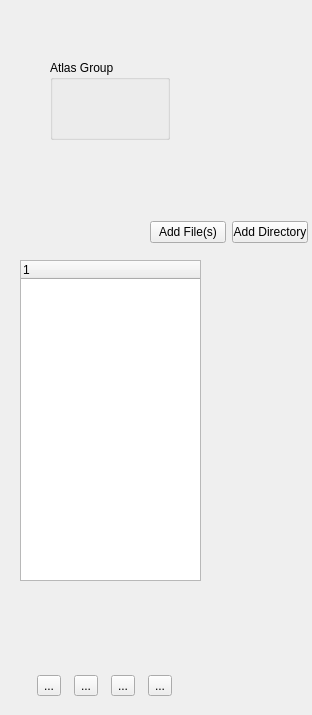
Above: DesignerTool/src/WidgetAtlas.ui from GameOverture/HarmonyEngine before the change. Below: the same form after it.
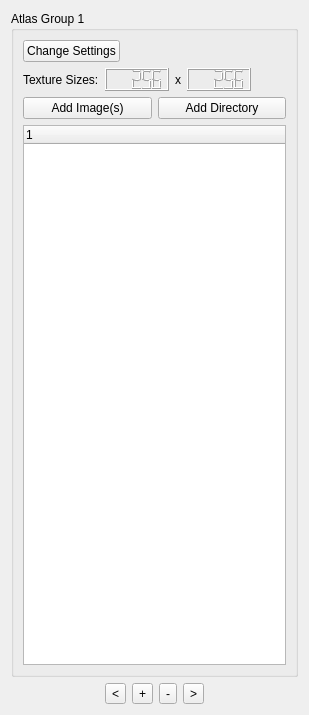
That is the form after the change.

Commit message: Staging changes for new atlas generation (using groups)

Diff of the .ui file:
```diff
--- a/DesignerTool/src/WidgetAtlas.ui
+++ b/DesignerTool/src/WidgetAtlas.ui
@@ -6,107 +6,203 @@
    <rect>
     <x>0</x>
     <y>0</y>
-    <width>312</width>
+    <width>309</width>
     <height>715</height>
    </rect>
   </property>
   <property name="windowTitle">
    <string>Form</string>
   </property>
-  <widget class="QWidget" name="layoutWidget">
-   <property name="geometry">
-    <rect>
-     <x>150</x>
-     <y>220</y>
-     <width>158</width>
-     <height>25</height>
-    </rect>
-   </property>
-   <layout class="QHBoxLayout" name="horizontalLayout_2">
-    <item>
-     <widget class="QPushButton" name="btnAddFiles">
-      <property name="text">
-       <string>Add File(s)</string>
-      </property>
-     </widget>
-    </item>
-    <item>
-     <widget class="QPushButton" name="btnAddDir">
-      <property name="text">
-       <string>Add Directory</string>
-      </property>
-     </widget>
-    </item>
-   </layout>
-  </widget>
-  <widget class="QGroupBox" name="groupBox">
-   <property name="geometry">
-    <rect>
-     <x>50</x>
-     <y>60</y>
-     <width>120</width>
-     <height>80</height>
-    </rect>
-   </property>
-   <property name="title">
-    <string>Atlas Group</string>
-   </property>
-  </widget>
-  <widget class="QWidget" name="">
-   <property name="geometry">
-    <rect>
-     <x>30</x>
-     <y>670</y>
-     <width>151</width>
-     <height>31</height>
-    </rect>
-   </property>
-   <layout class="QHBoxLayout" name="horizontalLayout">
-    <item>
-     <widget class="QToolButton" name="toolButton_8">
-      <property name="text">
-       <string>...</string>
-      </property>
-     </widget>
-    </item>
-    <item>
-     <widget class="QToolButton" name="toolButton_7">
-      <property name="text">
-       <string>...</string>
-      </property>
-     </widget>
-    </item>
-    <item>
-     <widget class="QToolButton" name="toolButton_6">
-      <property name="text">
-       <string>...</string>
-      </property>
-     </widget>
-    </item>
-    <item>
-     <widget class="QToolButton" name="toolButton_5">
-      <property name="text">
-       <string>...</string>
-      </property>
-     </widget>
-    </item>
-   </layout>
-  </widget>
-  <widget class="QTreeWidget" name="frameList">
-   <property name="geometry">
-    <rect>
-     <x>20</x>
-     <y>260</y>
-     <width>181</width>
-     <height>321</height>
-    </rect>
-   </property>
-   <column>
-    <property name="text">
-     <string notr="true">1</string>
-    </property>
-   </column>
-  </widget>
+  <layout class="QVBoxLayout" name="verticalLayout_2">
+   <item>
+    <widget class="QGroupBox" name="groupBox">
+     <property name="title">
+      <string>Atlas Group 1</string>
+     </property>
+     <property name="checkable">
+      <bool>false</bool>
+     </property>
+     <layout class="QVBoxLayout" name="verticalLayout">
+      <item>
+       <layout class="QHBoxLayout" name="horizontalLayout_4">
+        <item>
+         <widget class="QPushButton" name="btnSettings">
+          <property name="text">
+           <string>Change Settings</string>
+          </property>
+         </widget>
+        </item>
+        <item>
+         <spacer name="horizontalSpacer">
+          <property name="orientation">
+           <enum>Qt::Horizontal</enum>
+          </property>
+          <property name="sizeHint" stdset="0">
+           <size>
+            <width>40</width>
+            <height>20</height>
+           </size>
+          </property>
+         </spacer>
+        </item>
+       </layout>
+      </item>
+      <item>
+       <layout class="QFormLayout" name="formLayout">
+        <item row="0" column="0">
+         <widget class="QLabel" name="label">
+          <property name="text">
+           <string>Texture Sizes:</string>
+          </property>
+         </widget>
+        </item>
+        <item row="0" column="1">
+         <layout class="QHBoxLayout" name="horizontalLayout_3">
+          <item>
+           <widget class="QLCDNumber" name="lcdTextureWidth">
+            <property name="frameShape">
+             <enum>QFrame::Box</enum>
+            </property>
+            <property name="smallDecimalPoint">
+             <bool>false</bool>
+            </property>
+            <property name="segmentStyle">
+             <enum>QLCDNumber::Filled</enum>
+            </property>
+            <property name="intValue" stdset="0">
+             <number>256</number>
+            </property>
+           </widget>
+          </item>
+          <item>
+           <widget class="QLabel" name="label_2">
+            <property name="text">
+             <string>x</string>
+            </property>
+           </widget>
+          </item>
+          <item>
+           <widget class="QLCDNumber" name="lcdTextureHeight">
+            <property name="frameShape">
+             <enum>QFrame::Box</enum>
+            </property>
+            <property name="smallDecimalPoint">
+             <bool>false</bool>
+            </property>
+            <property name="segmentStyle">
+             <enum>QLCDNumber::Filled</enum>
+            </property>
+            <property name="intValue" stdset="0">
+             <number>256</number>
+            </property>
+           </widget>
+          </item>
+          <item>
+           <spacer name="horizontalSpacer_3">
+            <property name="orientation">
+             <enum>Qt::Horizontal</enum>
+            </property>
+            <property name="sizeHint" stdset="0">
+             <size>
+              <width>40</width>
+              <height>20</height>
+             </size>
+            </property>
+           </spacer>
+          </item>
+         </layout>
+        </item>
+       </layout>
+      </item>
+      <item>
+       <layout class="QHBoxLayout" name="horizontalLayout_2">
+        <item>
+         <widget class="QPushButton" name="btnAddFiles">
+          <property name="text">
+           <string>Add Image(s)</string>
+          </property>
+         </widget>
+        </item>
+        <item>
+         <widget class="QPushButton" name="btnAddDir">
+          <property name="text">
+           <string>Add Directory</string>
+          </property>
+         </widget>
+        </item>
+       </layout>
+      </item>
+      <item>
+       <widget class="QTreeWidget" name="atlasList">
+        <column>
+         <property name="text">
+          <string notr="true">1</string>
+         </property>
+        </column>
+       </widget>
+      </item>
+     </layout>
+    </widget>
+   </item>
+   <item>
+    <layout class="QHBoxLayout" name="horizontalLayout">
+     <item>
+      <spacer name="horizontalSpacer_2">
+       <property name="orientation">
+        <enum>Qt::Horizontal</enum>
+       </property>
+       <property name="sizeHint" stdset="0">
+        <size>
+         <width>40</width>
+         <height>20</height>
+        </size>
+       </property>
+      </spacer>
+     </item>
+     <item>
+      <widget class="QToolButton" name="btnPrevGroup">
+       <property name="text">
+        <string>&lt;</string>
+       </property>
+      </widget>
+     </item>
+     <item>
+      <widget class="QToolButton" name="btnAddGroup">
+       <property name="text">
+        <string>+</string>
+       </property>
+      </widget>
+     </item>
+     <item>
+      <widget class="QToolButton" name="btnDeleteGroup">
+       <property name="text">
+        <string>-</string>
+       </property>
+      </widget>
+     </item>
+     <item>
+      <widget class="QToolButton" name="btnNextGroup">
+       <property name="text">
+        <string>&gt;</string>
+       </property>
+      </widget>
+     </item>
+     <item>
+      <spacer name="horizontalSpacer_4">
+       <property name="orientation">
+        <enum>Qt::Horizontal</enum>
+       </property>
+       <property name="sizeHint" stdset="0">
+        <size>
+         <width>40</width>
+         <height>20</height>
+        </size>
+       </property>
+      </spacer>
+     </item>
+    </layout>
+   </item>
+  </layout>
  </widget>
  <resources/>
  <connections/>
```
The commit also changes 14 other files.
